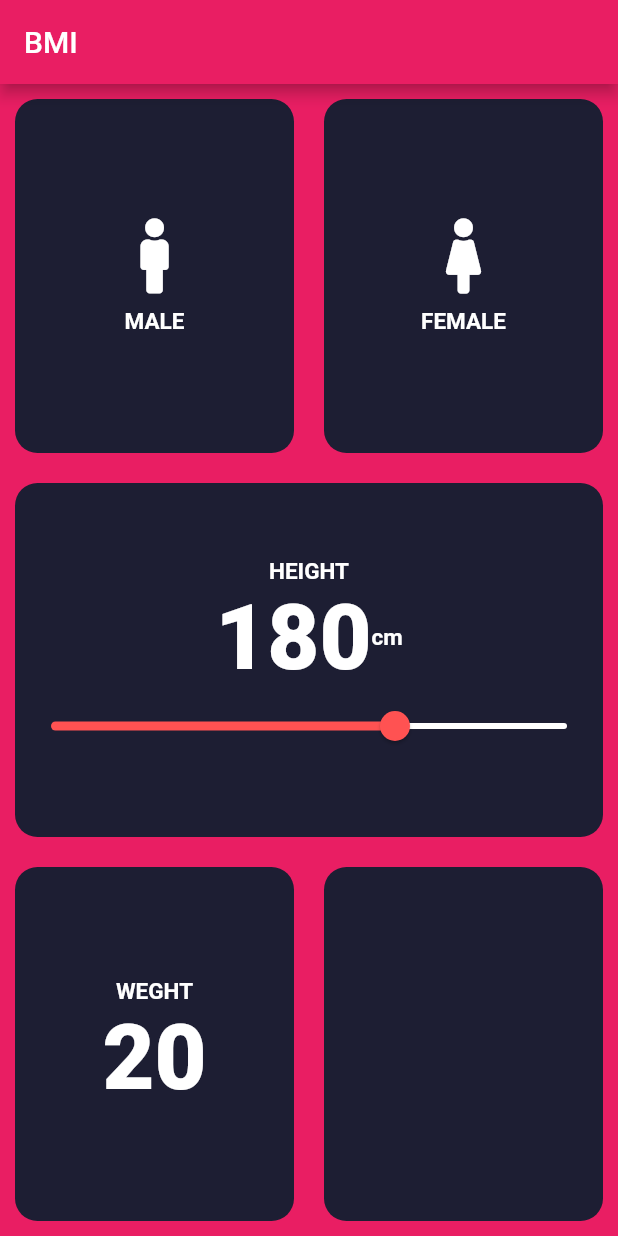
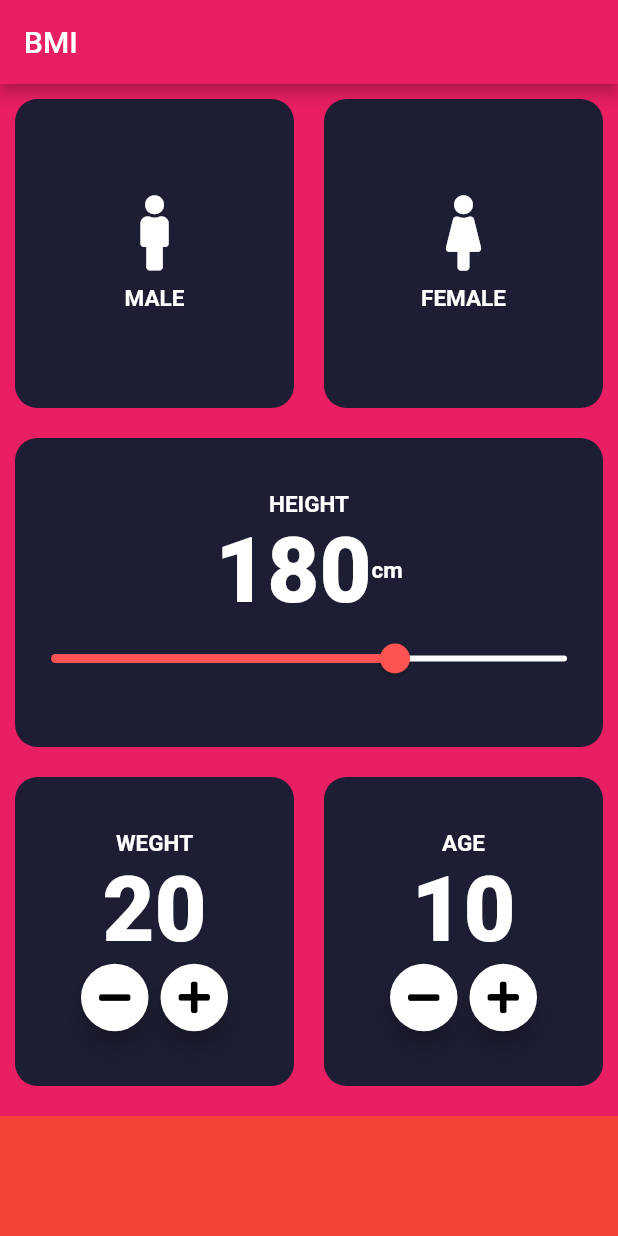
Before and after one commit to raheelaraza/BMI, a Flutter app: the screen it shows after launch, on a phone screen of 412 x 824 dp. Run offline on Flutter 3.47's test engine with Material 2 defaults, Android fonts, the phone set to English and light mode, and no system bars; our stand-ins replace font_awesome_flutter.

```diff
--- a/lib/Input_Page.dart
+++ b/lib/Input_Page.dart
@@ -30,6 +30,7 @@ class _InputPageState extends State<InputPage> {
   Gender selectGender;
   int slider_height = 180;
   int slider_weight = 20;
+  int sliderage = 10;
 
   @override
   Widget build(BuildContext context) {
@@ -149,6 +150,28 @@ class _InputPageState extends State<InputPage> {
                         ),
                         Text(slider_weight.toString(),
                             style: ConstentTextLabe2),
+                        Row(
+                          mainAxisAlignment: MainAxisAlignment.center,
+                          children: [
+                            RoundIcon(
+                              icondata: FontAwesomeIcons.minus,
+                              onPress: () {
+                                setState(() {
+                                  slider_weight--;
+                                });
+                              },
+                            ),
+                            SizedBox(width: 5),
+                            RoundIcon(
+                              icondata: FontAwesomeIcons.plus,
+                              onPress: () {
+                                setState(() {
+                                  slider_weight++;
+                                });
+                              },
+                            ),
+                          ],
+                        )
                       ],
                     ),
                     colors: Color(0xFF1D1E33),
@@ -156,14 +179,68 @@ class _InputPageState extends State<InputPage> {
                 ),
                 Expanded(
                   child: Repeate_contanier(
+                    cardWidge: Column(
+                      mainAxisAlignment: MainAxisAlignment.center,
+                      children: [
+                        Text('AGE', style: ConstentTextLabel),
+                        Text(sliderage.toString(), style: ConstentTextLabe2),
+                        Row(
+                          mainAxisAlignment: MainAxisAlignment.center,
+                          children: [
+                            RoundIcon(
+                              icondata: FontAwesomeIcons.minus,
+                              onPress: () {
+                                setState(() {
+                                  sliderage--;
+                                });
+                              },
+                            ),
+                            SizedBox(width: 5),
+                            RoundIcon(
+                              icondata: FontAwesomeIcons.plus,
+                              onPress: () {
+                                setState(() {
+                                  sliderage++;
+                                });
+                              },
+                            ),
+                          ],
+                        )
+                      ],
+                    ),
                     colors: Color(0xFF1D1E33),
                   ),
                 ),
               ],
             ),
           ),
+          Container(
+            color: Colors.red,
+            margin: EdgeInsets.only(top: 10),
+            height: 80.0,
+          )
         ],
       ),
     );
   }
 }
+
+class RoundIcon extends StatelessWidget {
+  RoundIcon({@required this.icondata, this.onPress});
+  final IconData icondata;
+  final Function onPress;
+  @override
+  Widget build(BuildContext context) {
+    return RawMaterialButton(
+      child: Icon(
+        icondata,
+        color: Colors.black,
+      ),
+      onPressed: onPress,
+      elevation: 6,
+      constraints: BoxConstraints.tightFor(height: 45.0, width: 45.0),
+      shape: CircleBorder(),
+      fillColor: Colors.white,
+    );
+  }
+}
```
